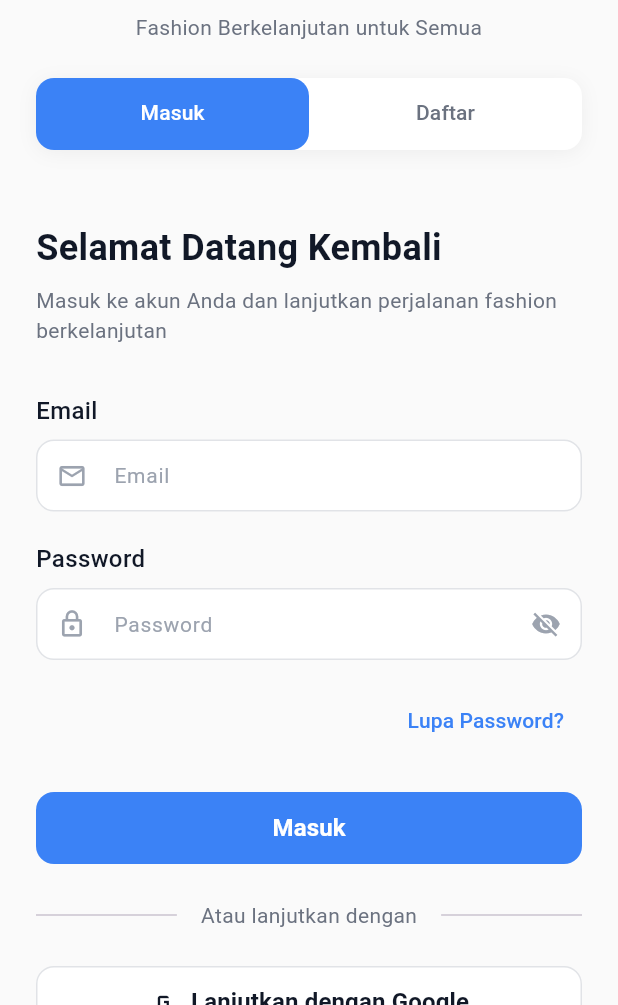
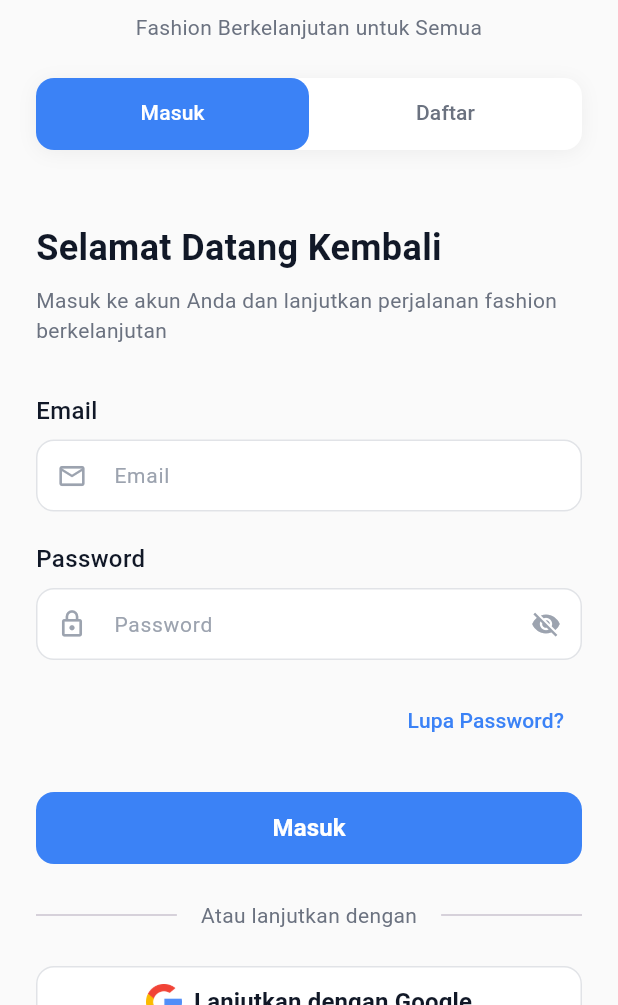
Before and after one commit to rezaluthfi/satu-lemari-app, a Flutter app: the screen it shows after launch, after a tap on "Lewati", on a phone screen of 412 x 824 dp, the part 231-1236 px from its top. Run offline on Flutter 3.47's test engine with Material 3 defaults, Android fonts, the light colour scheme and no system bars; our stand-ins replace bloc, cached_network_image, connectivity_plus, cookie_jar, dartz, dio and 24 more; accounts and stored records are empty; network calls fail.

Commit message:
refactor: update continue with Google button to use Google logo icon widget

```diff
--- a/lib/features/auth/presentation/widgets/social_login_buttons.dart
+++ b/lib/features/auth/presentation/widgets/social_login_buttons.dart
@@ -20,6 +20,7 @@ class SocialLoginButtons extends StatelessWidget {
             // Google login button
             CustomButton(
               text: AppStrings.continueWithGoogle,
+              isLoading: isLoading,
               onPressed: isLoading
                   ? null
                   : () {
@@ -28,7 +29,10 @@ class SocialLoginButtons extends StatelessWidget {
                           .add(LoginWithGoogleButtonPressed());
                     },
               type: ButtonType.outline,
-              icon: Icons.g_mobiledata,
+              // Menggunakan widget Image.asset sebagai ikon
+              icon: Image.asset(
+                'assets/icons/png/ic_google.png',
+              ),
               width: double.infinity,
               backgroundColor: Colors.white,
               textColor: AppColors.textPrimary,
@@ -40,6 +44,7 @@ class SocialLoginButtons extends StatelessWidget {
             if (Theme.of(context).platform == TargetPlatform.iOS)
               CustomButton(
                 text: AppStrings.continueWithApple,
+                isLoading: isLoading,
                 onPressed: isLoading
                     ? null
                     : () {
@@ -49,7 +54,7 @@ class SocialLoginButtons extends StatelessWidget {
                         );
                       },
                 type: ButtonType.primary,
-                icon: Icons.apple,
+                icon: const Icon(Icons.apple, color: Colors.white),
                 width: double.infinity,
                 backgroundColor: Colors.black,
                 textColor: Colors.white,
--- a/lib/features/profile/presentation/pages/edit_profile_page.dart
+++ b/lib/features/profile/presentation/pages/edit_profile_page.dart
@@ -362,7 +362,7 @@ class _EditProfilePageState extends State<EditProfilePage>
                 text: 'Pilih Lokasi di Peta',
                 onPressed: _openLocationPicker,
                 type: ButtonType.outline,
-                icon: Icons.map_outlined,
+                icon: const Icon(Icons.map_outlined),
               ),
               const SizedBox(height: 16),
               CustomTextField(
--- a/lib/shared/widgets/custom_button.dart
+++ b/lib/shared/widgets/custom_button.dart
@@ -1,3 +1,5 @@
+// lib/shared/widgets/custom_button.dart
+
 import 'package:flutter/material.dart';
 import '../../core/constants/app_colors.dart';
 
@@ -8,7 +10,7 @@ class CustomButton extends StatelessWidget {
   final VoidCallback? onPressed;
   final ButtonType type;
   final bool isLoading;
-  final IconData? icon;
+  final Widget? icon;
   final double? width;
   final double? height;
   final double? fontSize;
@@ -22,7 +24,7 @@ class CustomButton extends StatelessWidget {
     this.onPressed,
     this.type = ButtonType.primary,
     this.isLoading = false,
-    this.icon,
+    this.icon, // <-- PERUBAHAN 2: Menghapus tipe IconData?
     this.width,
     this.height,
     this.fontSize,
@@ -40,12 +42,13 @@ class CustomButton extends StatelessWidget {
         onPressed: isLoading ? null : onPressed,
         style: _getButtonStyle(),
         child: isLoading
-            ? const SizedBox(
+            ? SizedBox(
                 width: 20,
                 height: 20,
                 child: CircularProgressIndicator(
                   strokeWidth: 2,
-                  valueColor: AlwaysStoppedAnimation<Color>(Colors.white),
+                  valueColor: AlwaysStoppedAnimation<Color>(
+                      _getLoadingIndicatorColor()),
                 ),
               )
             : _buildButtonContent(),
@@ -53,15 +56,29 @@ class CustomButton extends StatelessWidget {
     );
   }
 
+  // Helper untuk warna loading indicator agar konsisten dengan teks
+  Color _getLoadingIndicatorColor() {
+    switch (type) {
+      case ButtonType.primary:
+      case ButtonType.secondary:
+        return Colors.white;
+      default:
+        return AppColors.primary;
+    }
+  }
+
   Widget _buildButtonContent() {
     if (icon != null) {
       return Row(
         mainAxisAlignment: MainAxisAlignment.center,
         children: [
-          Icon(
-            icon,
-            size: 20,
-            color: _getTextColor(),
+          // --- PERUBAHAN 3: Render widget ikon secara langsung ---
+          // Kita tidak lagi membungkusnya dengan widget Icon,
+          // karena `icon` itu sendiri sudah merupakan widget.
+          SizedBox(
+            width: 24, // Beri batasan ukuran pada ikon
+            height: 24,
+            child: icon!,
           ),
           const SizedBox(width: 8),
           Text(
@@ -112,7 +129,7 @@ class CustomButton extends StatelessWidget {
           foregroundColor: textColor ?? AppColors.primary,
           elevation: 0,
           side: BorderSide(
-            color: borderColor ?? AppColors.primary,
+            color: borderColor ?? AppColors.divider,
             width: 1,
           ),
           shape: RoundedRectangleBorder(
@@ -141,7 +158,9 @@ class CustomButton extends StatelessWidget {
         return Colors.white;
       case ButtonType.outline:
       case ButtonType.text:
-        return AppColors.primary;
+        // Gunakan warna dari style jika ada, atau default ke AppColors.primary
+        return _getButtonStyle().foregroundColor?.resolve({}) ??
+            AppColors.primary;
     }
   }
 }
--- a/lib/shared/widgets/network_error_widget.dart
+++ b/lib/shared/widgets/network_error_widget.dart
@@ -48,7 +48,7 @@ class NetworkErrorWidget extends StatelessWidget {
             CustomButton(
               text: 'Coba Lagi',
               onPressed: onRetry,
-              icon: Icons.refresh,
+              icon: const Icon(Icons.refresh),
             ),
           ],
         ),
```
Also changed, not shown: lib/features/profile/presentation/pages/profile_page.dart (+4 -4 lines).
